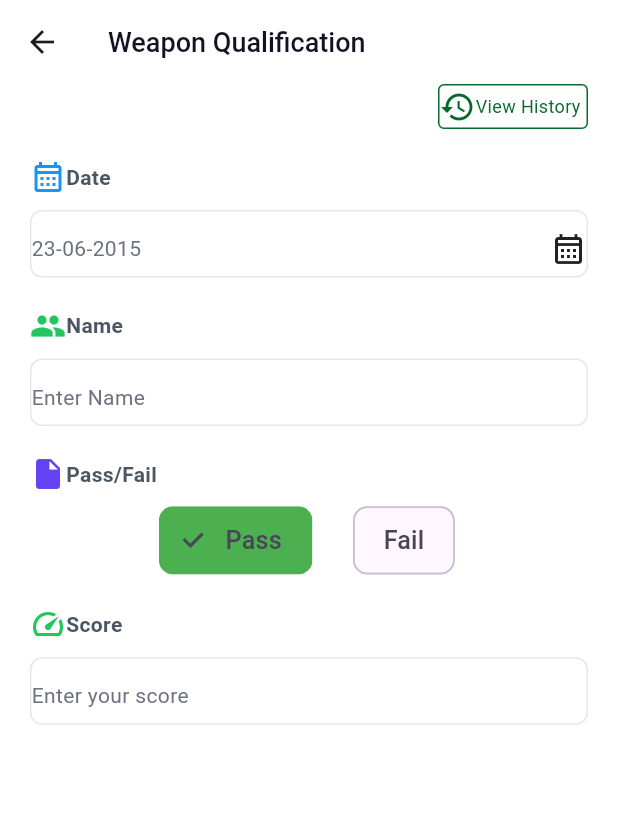
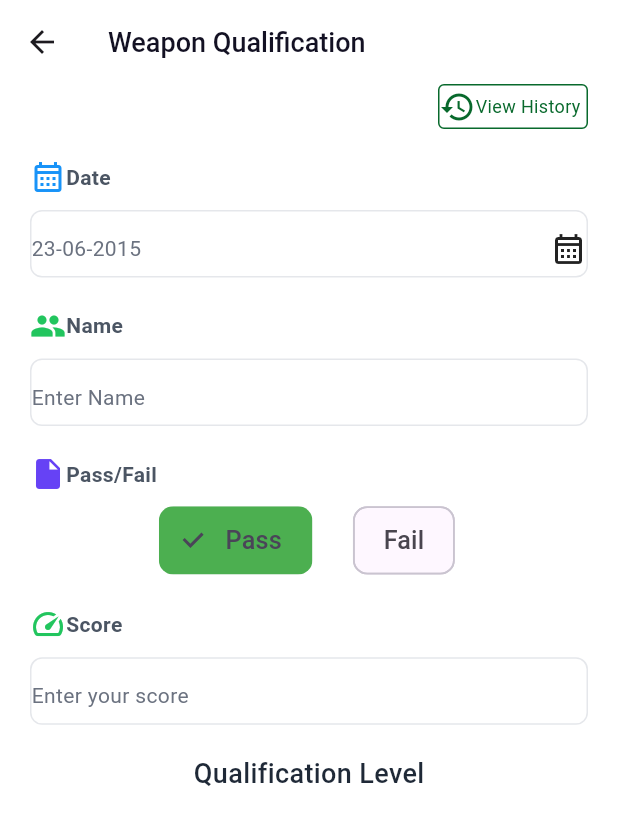
Before and after one commit to rayhantmt/ameriajproducts, a Flutter app: the Weapon screen opened by its route, on a phone screen of 412 x 824 dp. Shown: the top 825 px of the screen. Run offline on Flutter 3.47's test engine with Material 3 defaults, Android fonts, the phone set to English and light mode, and no system bars; our stand-ins replace flutter_svg, font_awesome_flutter, get.

Commit message:
added the text widget

```diff
--- a/lib/app/modules/weapon_details/weapon.dart
+++ b/lib/app/modules/weapon_details/weapon.dart
@@ -205,6 +205,14 @@ class Weapon extends StatelessWidget {
                 ),
               ),
               SizedBox(height: 20),
+              Text('Qualification Level',
+              textAlign: TextAlign.start,
+              style: TextStyle(
+                fontWeight: FontWeight.w500,
+                fontSize: 18,
+                color: Color(0xff1F2937)
+              ),
+              ),
               Column(
                 children: [
                   Container(
```
